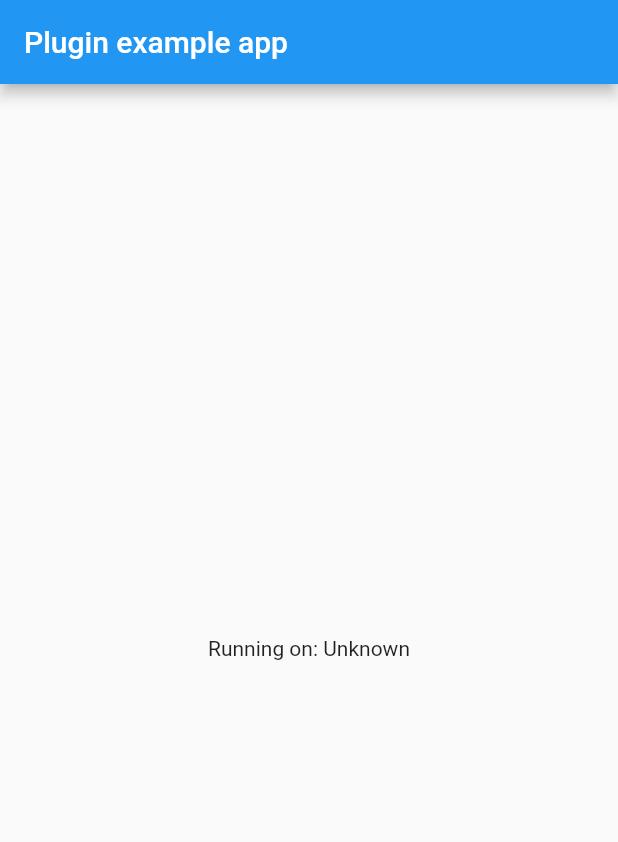
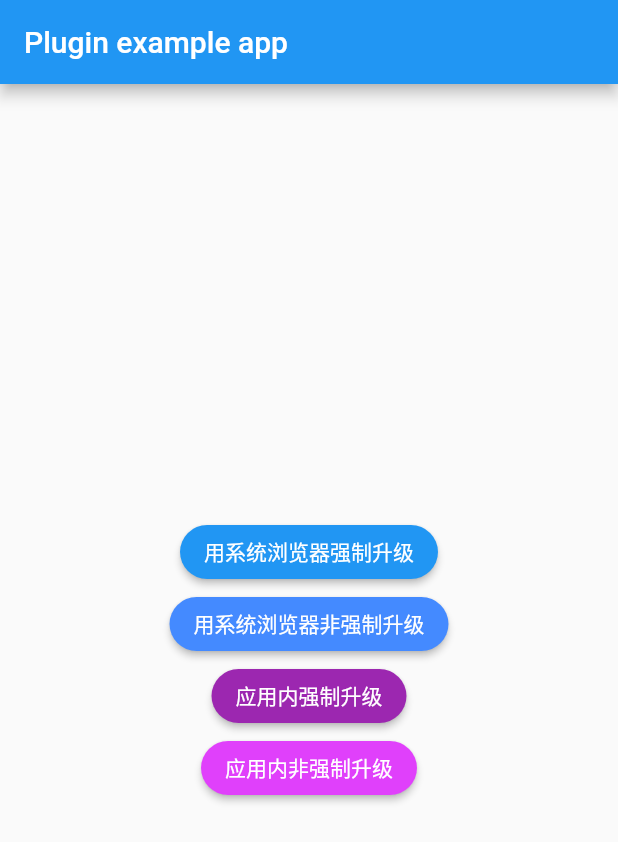
Before and after one commit to JamesKarl/app_upgrade, a Flutter app: the screen it shows after launch, on a phone screen of 412 x 824 dp. Shown: the top 842 px of the screen. Run offline on Flutter 3.47's test engine with Material 2 defaults, Android fonts, the phone set to English and light mode, and no system bars.

Commit message:
add click event.

```diff
--- /dev/null
+++ b/example/lib/demo_cheker.dart
@@ -0,0 +1,36 @@
+import 'package:flutter/material.dart';
+import 'package:upgrade/upgrade.dart';
+
+class DemoChecker extends AppVersionChecker {
+  final bool forceUpgrade;
+  final bool installByBrowser;
+
+  DemoChecker({
+    @required this.forceUpgrade,
+    @required this.installByBrowser,
+  });
+
+  @override
+  Future<AppInfo> checkIfHasNewVersion() {
+    // TODO: implement checkIfHasNewVersion
+    return null;
+  }
+
+  @override
+  Future<bool> onHasNewVersion(BuildContext context, AppInfo appInfo) {
+    // TODO: implement onHasNewVersion
+    return null;
+  }
+
+  @override
+  Future<void> onNoNewVersion(BuildContext context) {
+    // TODO: implement onNoNewVersion
+    return null;
+  }
+
+  @override
+  Future<String> onRequireDownloadApp(BuildContext context, AppInfo appInfo) {
+    // TODO: implement onRequireDownloadApp
+    return null;
+  }
+}
--- a/example/lib/main.dart
+++ b/example/lib/main.dart
@@ -1,8 +1,9 @@
 import 'package:flutter/material.dart';
 import 'dart:async';
 
-import 'package:flutter/services.dart';
 import 'package:upgrade/upgrade.dart';
+
+import 'demo_cheker.dart';
 
 void main() => runApp(MyApp());
 
@@ -12,32 +13,9 @@ class MyApp extends StatefulWidget {
 }
 
 class _MyAppState extends State<MyApp> {
-  String _platformVersion = 'Unknown';
-
   @override
   void initState() {
     super.initState();
-    initPlatformState();
-  }
-
-  // Platform messages are asynchronous, so we initialize in an async method.
-  Future<void> initPlatformState() async {
-    String platformVersion;
-    // Platform messages may fail, so we use a try/catch PlatformException.
-    try {
-      platformVersion = await AppUpgrade.platformVersion;
-    } on PlatformException {
-      platformVersion = 'Failed to get platform version.';
-    }
-
-    // If the widget was removed from the tree while the asynchronous platform
-    // message was in flight, we want to discard the reply rather than calling
-    // setState to update our non-existent appearance.
-    if (!mounted) return;
-
-    setState(() {
-      _platformVersion = platformVersion;
-    });
   }
 
   @override
@@ -47,8 +25,72 @@ class _MyAppState extends State<MyApp> {
         appBar: AppBar(
           title: const Text('Plugin example app'),
         ),
-        body: Center(
-          child: Text('Running on: $_platformVersion\n'),
+        body: Column(
+          crossAxisAlignment: CrossAxisAlignment.center,
+          mainAxisAlignment: MainAxisAlignment.center,
+          children: <Widget>[
+            SizedBox(width: double.infinity),
+            RaisedButton(
+              shape: StadiumBorder(),
+              color: Colors.blue,
+              child: Text(
+                "用系统浏览器强制升级",
+                style: const TextStyle(color: Colors.white),
+              ),
+              onPressed: () {
+                AppUpgrade.checkUpdate(context,
+                    checker: DemoChecker(
+                      forceUpgrade: true,
+                      installByBrowser: true,
+                    ));
+              },
+            ),
+            RaisedButton(
+              shape: StadiumBorder(),
+              color: Colors.blueAccent,
+              child: Text(
+                "用系统浏览器非强制升级",
+                style: const TextStyle(color: Colors.white),
+              ),
+              onPressed: () {
+                AppUpgrade.checkUpdate(context,
+                    checker: DemoChecker(
+                      forceUpgrade: false,
+                      installByBrowser: true,
+                    ));
+              },
+            ),
+            RaisedButton(
+              shape: StadiumBorder(),
+              color: Colors.purple,
+              child: Text(
+                "应用内强制升级",
+                style: const TextStyle(color: Colors.white),
+              ),
+              onPressed: () {
+                AppUpgrade.checkUpdate(context,
+                    checker: DemoChecker(
+                      forceUpgrade: true,
+                      installByBrowser: false,
+                    ));
+              },
+            ),
+            RaisedButton(
+              shape: StadiumBorder(),
+              color: Colors.purpleAccent,
+              child: Text(
+                "应用内非强制升级",
+                style: const TextStyle(color: Colors.white),
+              ),
+              onPressed: () {
+                AppUpgrade.checkUpdate(context,
+                    checker: DemoChecker(
+                      forceUpgrade: false,
+                      installByBrowser: false,
+                    ));
+              },
+            )
+          ],
         ),
       ),
     );
--- a/lib/src/app_upgrade_main.dart
+++ b/lib/src/app_upgrade_main.dart
@@ -25,7 +25,7 @@ abstract class AppUpgrade {
 
   static void checkUpdate(
     BuildContext context, {
-        AppVersionChecker checker,
+    @required AppVersionChecker checker,
     bool showMessageWhenNoNewVersion = true,
   }) async {
     assert(context != null);
```
Lines whose indentation alone changed are shown as unchanged.
